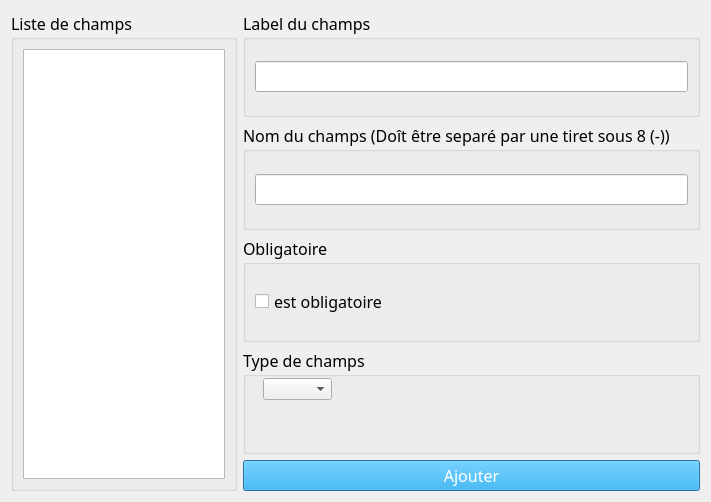
Above: src/Gui/Admin/dialogChamps.ui from chani2022/python before the change. Below: the same form after it.
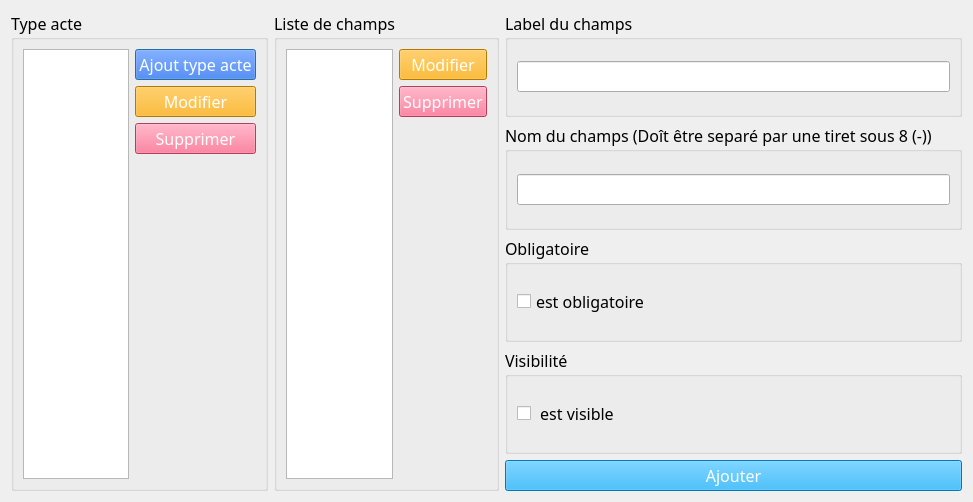
That is the form after the change.

Commit message: check prenom ok

Diff of the .ui file:
```diff
--- a/src/Gui/Admin/dialogChamps.ui
+++ b/src/Gui/Admin/dialogChamps.ui
@@ -6,7 +6,7 @@
    <rect>
     <x>0</x>
     <y>0</y>
-    <width>711</width>
+    <width>973</width>
     <height>502</height>
    </rect>
   </property>
@@ -21,7 +21,81 @@
   </property>
   <layout class="QHBoxLayout" name="horizontalLayout_5">
    <item>
-    <widget class="QGroupBox" name="group_box_list">
+    <widget class="QGroupBox" name="group_box_type_acte">
+     <property name="title">
+      <string>Type acte</string>
+     </property>
+     <layout class="QHBoxLayout" name="horizontalLayout_7">
+      <item>
+       <widget class="QTableWidget" name="table_widget_type_acte"/>
+      </item>
+      <item>
+       <layout class="QVBoxLayout" name="verticalLayout_3">
+        <item>
+         <widget class="QPushButton" name="btn_add_type_acte">
+          <property name="styleSheet">
+           <string notr="true">color: rgb(255, 255, 255);
+background-color: rgb(0, 85, 255);</string>
+          </property>
+          <property name="text">
+           <string>Ajout type acte</string>
+          </property>
+         </widget>
+        </item>
+        <item>
+         <widget class="QPushButton" name="btn_edit_type_acte">
+          <property name="font">
+           <font>
+            <family>Papyrus</family>
+            <pointsize>12</pointsize>
+           </font>
+          </property>
+          <property name="styleSheet">
+           <string notr="true">color: rgb(255, 255, 255);
+background-color: rgb(255, 170, 0);</string>
+          </property>
+          <property name="text">
+           <string>Modifier</string>
+          </property>
+         </widget>
+        </item>
+        <item>
+         <widget class="QPushButton" name="btn_delete_type_acte">
+          <property name="font">
+           <font>
+            <family>Papyrus</family>
+            <pointsize>12</pointsize>
+           </font>
+          </property>
+          <property name="styleSheet">
+           <string notr="true">color: rgb(255, 255, 255);
+background-color: rgb(255, 85, 127);</string>
+          </property>
+          <property name="text">
+           <string>Supprimer</string>
+          </property>
+         </widget>
+        </item>
+        <item>
+         <spacer name="verticalSpacer_2">
+          <property name="orientation">
+           <enum>Qt::Vertical</enum>
+          </property>
+          <property name="sizeHint" stdset="0">
+           <size>
+            <width>20</width>
+            <height>40</height>
+           </size>
+          </property>
+         </spacer>
+        </item>
+       </layout>
+      </item>
+     </layout>
+    </widget>
+   </item>
+   <item>
+    <widget class="QGroupBox" name="group_box_champs">
      <property name="title">
       <string>Liste de champs</string>
      </property>
@@ -29,6 +103,51 @@
       <item>
        <widget class="QTableWidget" name="table_widget_champs"/>
       </item>
+      <item>
+       <layout class="QVBoxLayout" name="verticalLayout_2">
+        <item>
+         <widget class="QPushButton" name="btn_edit_champs">
+          <property name="styleSheet">
+           <string notr="true">color: rgb(255, 255, 255);
+background-color: rgb(255, 170, 0);</string>
+          </property>
+          <property name="text">
+           <string>Modifier</string>
+          </property>
+         </widget>
+        </item>
+        <item>
+         <widget class="QPushButton" name="btn_delete_champs">
+          <property name="font">
+           <font>
+            <family>Papyrus</family>
+            <pointsize>12</pointsize>
+           </font>
+          </property>
+          <property name="styleSheet">
+           <string notr="true">background-color: rgb(255, 85, 127);
+color: rgb(255, 255, 255);</string>
+          </property>
+          <property name="text">
+           <string>Supprimer</string>
+          </property>
+         </widget>
+        </item>
+        <item>
+         <spacer name="verticalSpacer">
+          <property name="orientation">
+           <enum>Qt::Vertical</enum>
+          </property>
+          <property name="sizeHint" stdset="0">
+           <size>
+            <width>20</width>
+            <height>40</height>
+           </size>
+          </property>
+         </spacer>
+        </item>
+       </layout>
+      </item>
      </layout>
     </widget>
    </item>
@@ -77,22 +196,24 @@
      <item>
       <widget class="QGroupBox" name="groupBox_4">
        <property name="title">
-        <string>Type de champs</string>
+        <string>Visibilité</string>
        </property>
-       <widget class="QComboBox" name="combo_type_champs">
-        <property name="geometry">
-         <rect>
-          <x>20</x>
-          <y>30</y>
-          <width>69</width>
-          <height>22</height>
-         </rect>
-        </property>
-       </widget>
+       <layout class="QHBoxLayout" name="horizontalLayout_6">
+        <item>
+         <widget class="QCheckBox" name="checkBox">
+          <property name="text">
+           <string> est visible</string>
+          </property>
+         </widget>
+        </item>
+       </layout>
       </widget>
      </item>
      <item>
       <widget class="QPushButton" name="btn_add_champs">
+       <property name="enabled">
+        <bool>true</bool>
+       </property>
        <property name="styleSheet">
         <string notr="true">background-color: rgb(0, 170, 255);
 color: rgb(255, 255, 255);</string>
```
Left out of the diff: 2 changed lines with no effect on the pictures. The commit also changes 96 other files.
